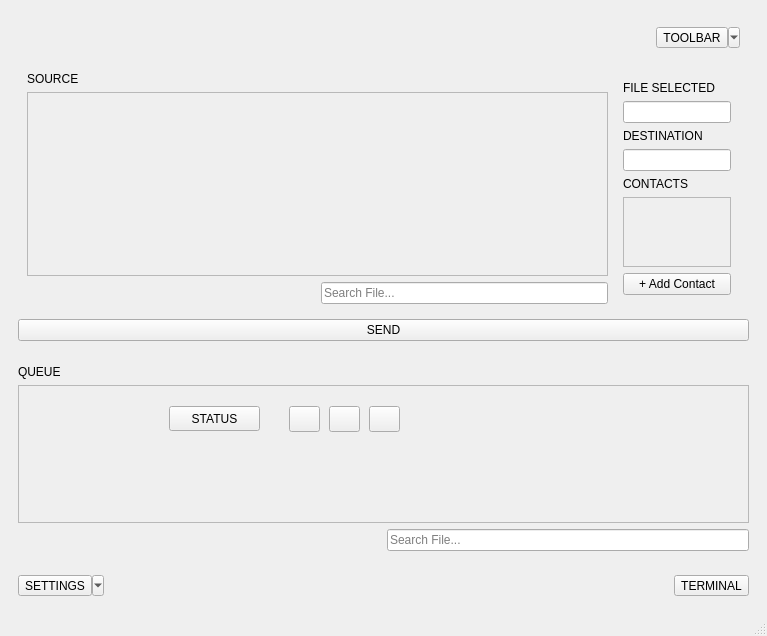
Old version of the form frontend/SpaceZilla_ver0/SpaceZilla_ver0.ui in the repository Cal-State-LA-Capstone/SpaceZilla-DTN-OVER-CFDP.
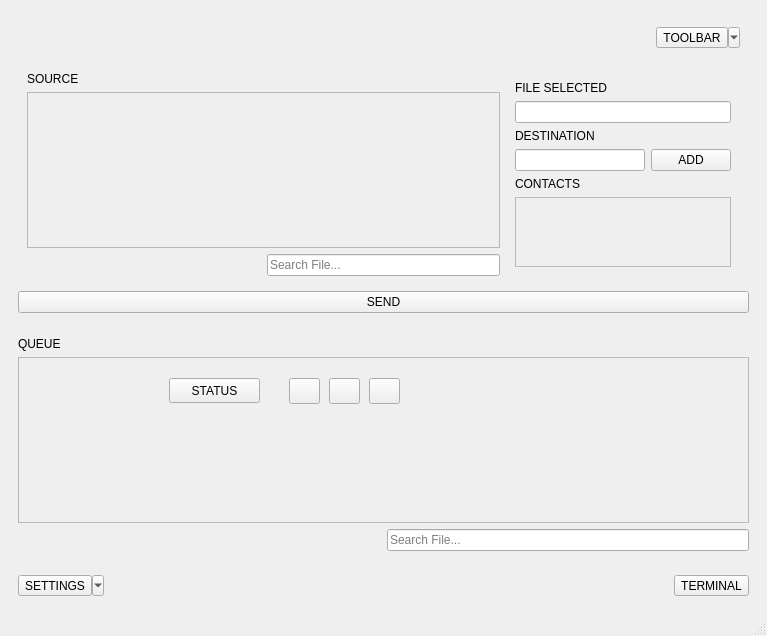
New version of the form. Icons and pictures are not drawn.

Diff of the .ui file:
```diff
--- a/frontend/SpaceZilla_ver0/SpaceZilla_ver0.ui
+++ b/frontend/SpaceZilla_ver0/SpaceZilla_ver0.ui
@@ -106,13 +106,6 @@
                </property>
               </widget>
              </item>
-             <item row="8" column="1" colspan="2">
-              <widget class="QPushButton" name="add_contact_btn">
-               <property name="text">
-                <string>+ Add Contact</string>
-               </property>
-              </widget>
-             </item>
              <item row="0" column="1">
               <widget class="QLabel" name="label_5">
                <property name="text">
@@ -134,13 +127,20 @@
                </property>
               </widget>
              </item>
-             <item row="5" column="1" colspan="2">
+             <item row="5" column="1">
               <widget class="QLineEdit" name="destination_display">
                <property name="readOnly">
                 <bool>true</bool>
                </property>
               </widget>
              </item>
+             <item row="5" column="2">
+              <widget class="QPushButton" name="add_contact_btn">
+               <property name="text">
+                <string>ADD</string>
+               </property>
+              </widget>
+             </item>
             </layout>
            </widget>
           </item>
```
